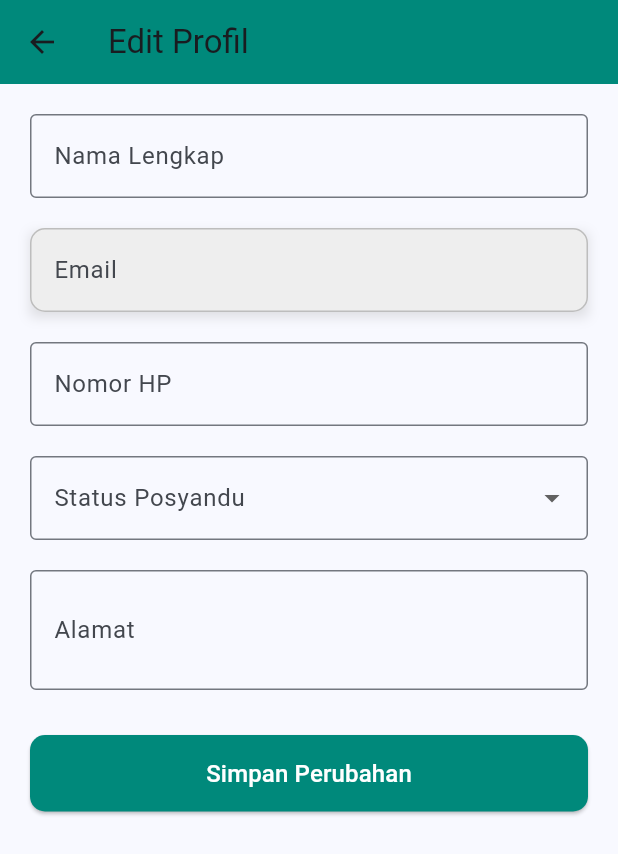
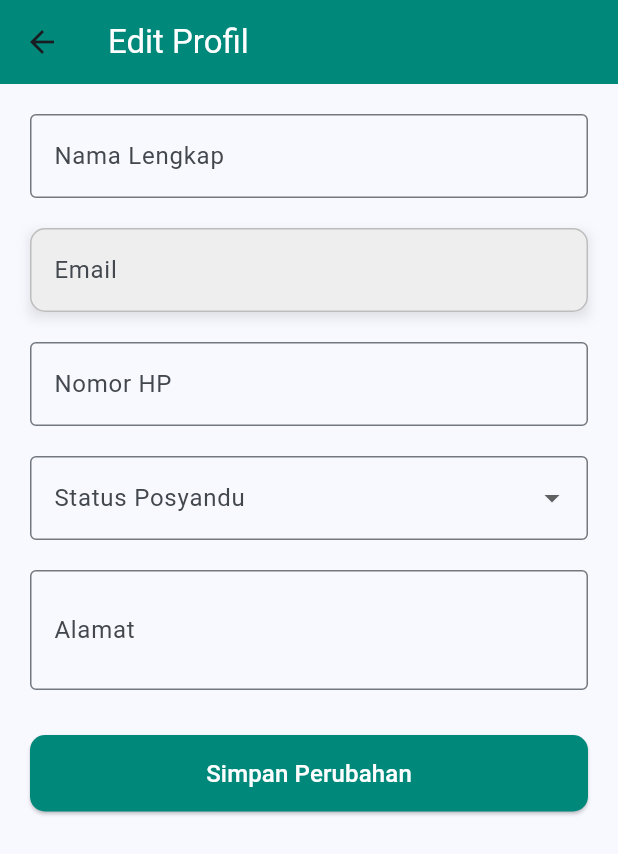
Before and after one commit to aqshal004/project_ppkd, a Flutter app: the EditProfilPage screen opened directly with empty values, on a phone screen of 412 x 824 dp. Shown: the top 854 px of the screen. Run offline on Flutter 3.47's test engine with Material 3 defaults, Android fonts, the light colour scheme and no system bars; our stand-ins replace cloud_firestore, firebase_auth, firebase_core, shared_preferences, sqflite; accounts and stored records are empty; network calls fail.

Commit message:
Modif edit profile

```diff
--- a/lib/view/user/edit_profil.dart
+++ b/lib/view/user/edit_profil.dart
@@ -81,7 +81,7 @@ class _EditProfilPageState extends State<EditProfilPage> {
   Widget build(BuildContext context) {
     return Scaffold(
       appBar: AppBar(
-        title: const Text('Edit Profil'),
+        title: const Text('Edit Profil',style: TextStyle(color: Colors.white),),
         backgroundColor: Colors.teal.shade600,
       ),
       body: Padding(
```
